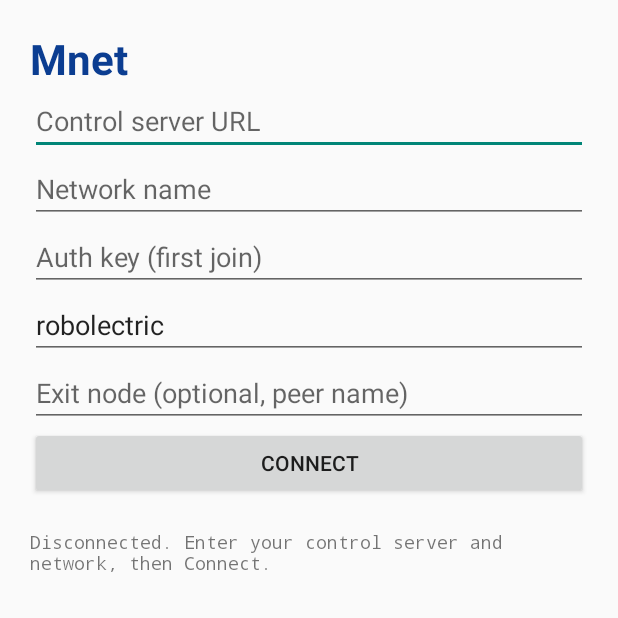
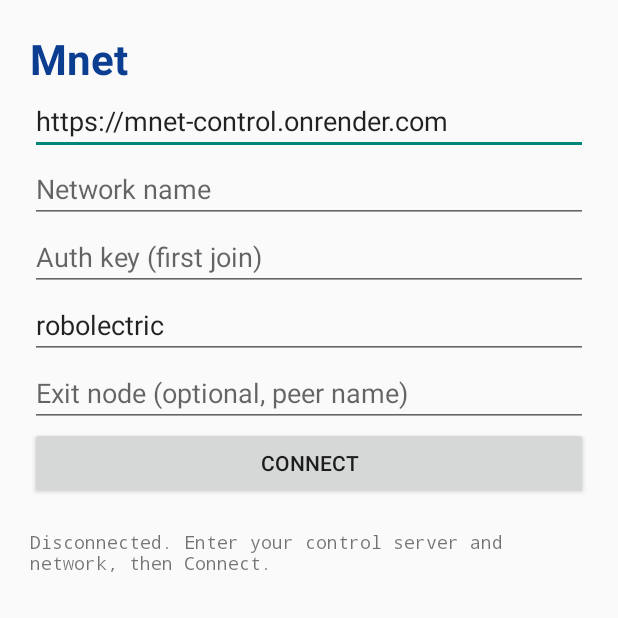
Before and after one commit to MaisySen/Mnet, an Android app: the screen it shows after launch (MainActivity), on a phone screen of 412 x 824 dp, the top half of it. Run offline under Robolectric (Android 15) with nearby library versions, the phone set to English and light mode, and no system bars.

Commit message:
android: stable view ids for robo scripts, default control server URL, Play store graphics

```diff
--- a/android/app/src/main/AndroidManifest.xml
+++ b/android/app/src/main/AndroidManifest.xml
@@ -2,8 +2,8 @@
 <manifest xmlns:android="http://schemas.android.com/apk/res/android"
     xmlns:tools="http://schemas.android.com/tools"
     package="au.fintex.mnet"
-    android:versionCode="6"
-    android:versionName="0.5.1">
+    android:versionCode="7"
+    android:versionName="0.5.2">
 
     <uses-sdk android:minSdkVersion="24" android:targetSdkVersion="34" />
 
--- a/android/app/src/main/java/au/fintex/mnet/MainActivity.java
+++ b/android/app/src/main/java/au/fintex/mnet/MainActivity.java
@@ -57,19 +57,25 @@ public class MainActivity extends Activity {
         root.addView(title);
 
         server = field(root, R.string.server_hint);
+        server.setId(R.id.server_url);
         network = field(root, R.string.network_hint);
+        network.setId(R.id.network_name);
         authKey = field(root, R.string.authkey_hint);
+        authKey.setId(R.id.auth_key);
         name = field(root, R.string.name_hint);
+        name.setId(R.id.device_name);
         exitNode = field(root, R.string.exitnode_hint);
+        exitNode.setId(R.id.exit_node);
 
         SharedPreferences prefs = getSharedPreferences("mnet", MODE_PRIVATE);
-        server.setText(prefs.getString("server", ""));
+        server.setText(prefs.getString("server", getString(R.string.server_default)));
         network.setText(prefs.getString("network", ""));
         authKey.setText(prefs.getString("authkey", ""));
         name.setText(prefs.getString("name", android.os.Build.MODEL));
         exitNode.setText(prefs.getString("exitnode", ""));
 
         toggle = new Button(this);
+        toggle.setId(R.id.connect_button);
         toggle.setText(R.string.connect);
         toggle.setOnClickListener(v -> onToggle());
         root.addView(toggle);
--- /dev/null
+++ b/android/app/src/main/res/values/ids.xml
@@ -0,0 +1,9 @@
+<?xml version="1.0" encoding="utf-8"?>
+<resources>
+    <item name="server_url" type="id" />
+    <item name="network_name" type="id" />
+    <item name="auth_key" type="id" />
+    <item name="device_name" type="id" />
+    <item name="exit_node" type="id" />
+    <item name="connect_button" type="id" />
+</resources>
--- a/android/app/src/main/res/values/strings.xml
+++ b/android/app/src/main/res/values/strings.xml
@@ -4,6 +4,7 @@
     <string name="connect">Connect</string>
     <string name="disconnect">Disconnect</string>
     <string name="server_hint">Control server URL</string>
+    <string name="server_default">https://mnet-control.onrender.com</string>
     <string name="network_hint">Network name</string>
     <string name="authkey_hint">Auth key (first join)</string>
     <string name="name_hint">This device name</string>
```
Also changed, not shown: 5 other files.
